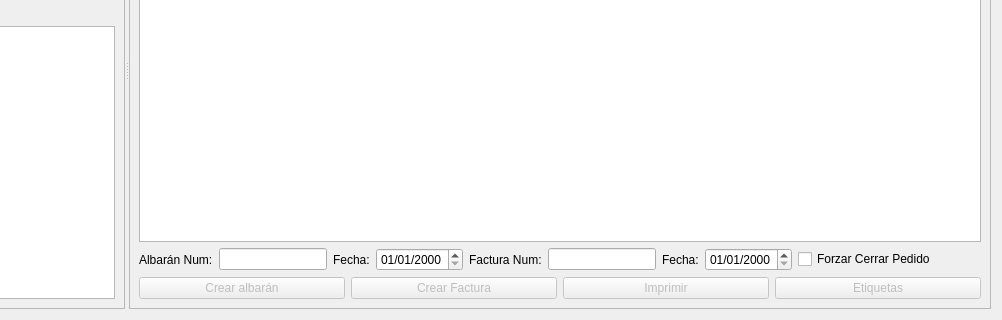
Old version of the form Zona_Compras/frmrecepcion_pedidos.ui in the repository arcnexus/RedFoX; both pictures show x 163 to 1165 and y 214 to 534 of the 1165 by 534 pixel window.
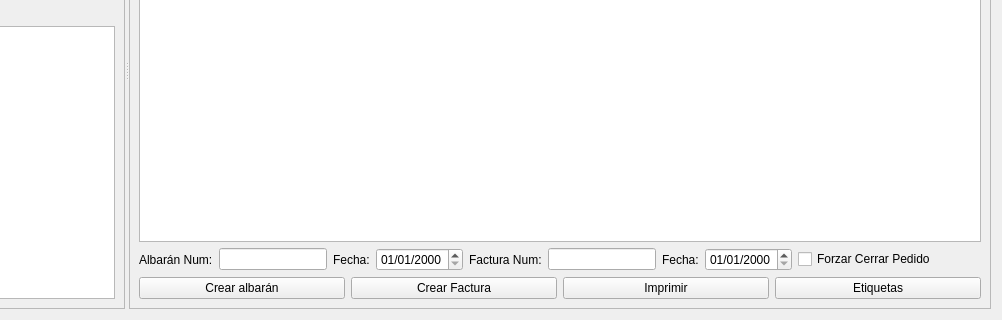
New version of the form. Icons and pictures are not drawn.

Commit message: Inicio revision Recepcion pedidos

The edit to the form file:
```diff
--- a/Zona_Compras/frmrecepcion_pedidos.ui
+++ b/Zona_Compras/frmrecepcion_pedidos.ui
@@ -200,7 +200,7 @@
        <item row="3" column="0">
         <widget class="QPushButton" name="btalbaran">
          <property name="enabled">
-          <bool>false</bool>
+          <bool>true</bool>
          </property>
          <property name="text">
           <string>Crear albarán</string>
@@ -210,7 +210,7 @@
        <item row="3" column="1">
         <widget class="QPushButton" name="btnFactura">
          <property name="enabled">
-          <bool>false</bool>
+          <bool>true</bool>
          </property>
          <property name="text">
           <string>Crear Factura</string>
@@ -233,7 +233,7 @@
        <item row="3" column="2">
         <widget class="QPushButton" name="btnImprimir">
          <property name="enabled">
-          <bool>false</bool>
+          <bool>true</bool>
          </property>
          <property name="styleSheet">
           <string notr="true"/>
@@ -332,7 +332,7 @@
        <item row="3" column="3">
         <widget class="QPushButton" name="btetiquetas">
          <property name="enabled">
-          <bool>false</bool>
+          <bool>true</bool>
          </property>
          <property name="styleSheet">
           <string notr="true"/>
```
The commit also changes 5 other files.
